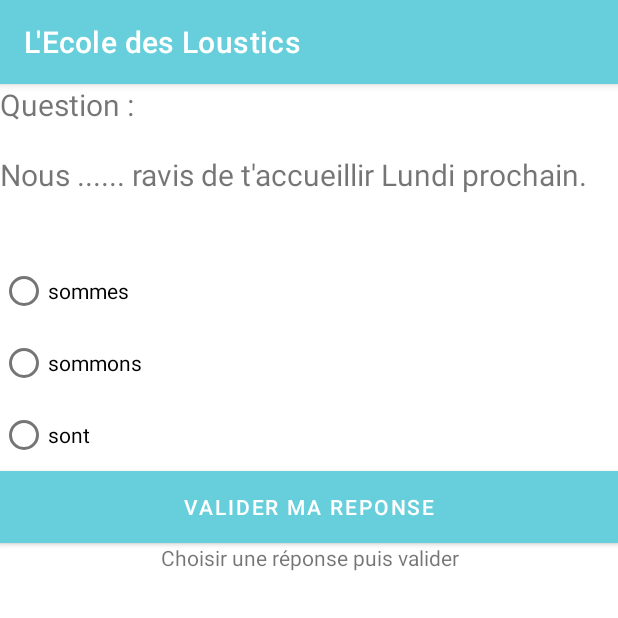
After one commit to Baptiste380/android, an Android app: the ExerciceFrancaisActivity screen opened directly, with no data from a screen before it, on a phone screen of 412 x 824 dp, the top half of it. The commit adds this screen. Run offline under Robolectric (Android 15) with nearby library versions, the phone set to English and light mode, and no system bars.

Commit message:
First Commit

```diff
--- /dev/null
+++ b/app/src/main/java/com/example/lecoledesloustics/ExerciceFrancaisActivity.java
@@ -0,0 +1,38 @@
+package com.example.lecoledesloustics;
+
+import androidx.appcompat.app.AppCompatActivity;
+
+import android.graphics.Color;
+import android.os.Bundle;
+import android.view.View;
+import android.widget.RadioGroup;
+import android.widget.TextView;
+
+
+
+public class ExerciceFrancaisActivity extends AppCompatActivity {
+
+    @Override
+    protected void onCreate(Bundle savedInstanceState) {
+        super.onCreate(savedInstanceState);
+
+        // On charge le XML pour créer l'arbre graphique
+        setContentView(R.layout.exercice_francais_verbe);
+    }
+    public void exerciceFrancaisValider(View view) {
+        TextView retour = findViewById(R.id.ex2_retour);
+        RadioGroup rep = findViewById(R.id.reponses);
+        retour.setTextSize(50);
+
+        if(rep.getCheckedRadioButtonId() == R.id.rep1)
+        {
+            retour.setTextColor(Color.parseColor("#4E9B47"));
+            retour.setText("Bonne réponse !");
+        }
+        else
+        {
+            retour.setTextColor(Color.parseColor("#CF202A"));
+            retour.setText("Mauvaise réponse...");
+        }
+    }
+}
--- a/app/src/main/java/com/example/lecoledesloustics/ExerciceMath.java
+++ /dev/null
@@ -1,6 +0,0 @@
-package com.example.lecoledesloustics;
-
-import android.app.Activity;
-
-public class ExerciceMath extends Activity {
-}
--- /dev/null
+++ b/app/src/main/res/layout/exercice_francais_verbe.xml
@@ -0,0 +1,58 @@
+<?xml version="1.0" encoding="utf-8"?>
+<LinearLayout xmlns:android="http://schemas.android.com/apk/res/android"
+    xmlns:app="http://schemas.android.com/apk/res-auto"
+    xmlns:tools="http://schemas.android.com/tools"
+    android:layout_width="match_parent"
+    android:layout_height="match_parent"
+    android:orientation="vertical"
+    tools:context=".ExerciceFrancaisActivity">
+
+    <TextView
+        android:layout_width="match_parent"
+        android:layout_height="wrap_content"
+        android:text="Question : \n\nNous ...... ravis de t'accueillir Lundi prochain."
+        android:gravity="left"
+        android:textSize="20dp">
+    </TextView>
+    <RadioGroup
+        android:layout_marginTop="60px"
+        android:id="@+id/reponses"
+        android:layout_width="match_parent"
+        android:layout_height="wrap_content">
+
+        <RadioButton
+            android:id="@+id/rep1"
+            android:layout_width="match_parent"
+            android:layout_height="wrap_content"
+            android:text="sommes">
+        </RadioButton>
+        <RadioButton
+            android:id="@+id/rep2"
+            android:layout_width="match_parent"
+            android:layout_height="wrap_content"
+            android:text="sommons">
+        </RadioButton>
+        <RadioButton
+            android:id="@+id/rep3"
+            android:layout_width="match_parent"
+            android:layout_height="wrap_content"
+            android:text="sont">
+        </RadioButton>
+    </RadioGroup>
+    <Button
+        android:background="@color/colorPrimary"
+        android:layout_width="match_parent"
+        android:layout_height="wrap_content"
+        android:text="VALIDER MA REPONSE"
+        android:layout_gravity="center_horizontal"
+        android:onClick="exerciceFrancaisValider"
+        android:textColor="@android:color/white">
+    </Button>
+    <TextView
+        android:id="@+id/ex2_retour"
+        android:layout_width="match_parent"
+        android:layout_height="wrap_content"
+        android:text="Choisir une réponse puis valider"
+        android:gravity="center_horizontal">
+    </TextView>
+</LinearLayout>
--- a/app/src/main/res/layout/exercice_math.xml
+++ b/app/src/main/res/layout/exercice_math.xml
@@ -3,9 +3,8 @@
     xmlns:tools="http://schemas.android.com/tools"
     android:layout_width="match_parent"
     android:layout_height="match_parent"
-    tools:context=".ExerciceMath"
+    tools:context=".ExerciceMathActivity"
     android:orientation="vertical">
-
 
 <TextView
 android:id="@+id/textView"
@@ -41,5 +40,4 @@ android:layout_marginBottom="8dp"
         android:layout_gravity="center"
         android:text="Les multiplications !" />
 
-
 </LinearLayout>
--- a/app/src/main/res/values/colors.xml
+++ b/app/src/main/res/values/colors.xml
@@ -11,4 +11,7 @@
     <color name="colorPrimaryDark">#00574B</color>
     <color name="colorAccent">#D81B60</color>
     <color name="background">#43C0C9</color>
+    <color name="orange">#F9C73D</color>
+    <color name="blue">#66CFDB</color>
+
 </resources>
--- a/app/src/main/res/values/themes.xml
+++ b/app/src/main/res/values/themes.xml
@@ -2,9 +2,9 @@
     <!-- Base application theme. -->
     <style name="Theme.LEcoleDesLoustics" parent="Theme.MaterialComponents.DayNight.DarkActionBar">
         <!-- Primary brand color. -->
-        <item name="colorPrimary">@color/black</item>
-        <item name="colorPrimaryVariant">@color/purple_700</item>
-        <item name="colorOnPrimary">@color/white</item>
+        <item name="colorPrimary">@color/blue</item>
+        <item name="colorPrimaryVariant">@color/orange</item>
+        <item name="colorOnPrimary">@color/black</item>
         <!-- Secondary brand color. -->
         <item name="colorSecondary">@color/teal_200</item>
         <item name="colorSecondaryVariant">@color/teal_700</item>
```
Also changed, not shown: app/src/main/AndroidManifest.xml (+7 -2 lines), app/src/main/java/com/example/lecoledesloustics/ChoixActivity.java (+14 -1 lines), app/src/main/java/com/example/lecoledesloustics/ExerciceMathActivity.java (added, +20 -0 lines), app/src/main/res/layout/activity_choix.xml (+5 -5 lines).
